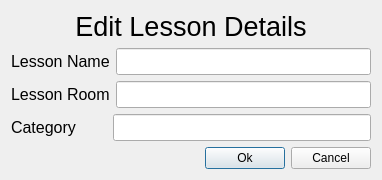
Above: edit_lesson.ui from DamoM73/timetabler2outlook before the change. Below: the same form after it.
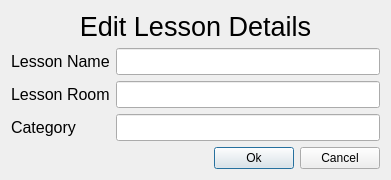
That is the form after the change.

```diff
--- a/edit_lesson.ui
+++ b/edit_lesson.ui
@@ -6,16 +6,14 @@
    <rect>
     <x>0</x>
     <y>0</y>
-    <width>382</width>
-    <height>178</height>
+    <width>391</width>
+    <height>179</height>
    </rect>
   </property>
   <property name="windowTitle">
    <string>Edit Lesson Details</string>
   </property>
-  <layout class="QGridLayout" name="gridLayout">
-   <item row="0" column="0">
-    <layout class="QVBoxLayout" name="verticalLayout">
+  <layout class="QVBoxLayout" name="verticalLayout_3">
      <item>
       <widget class="QLabel" name="label">
        <property name="font">
@@ -34,6 +32,8 @@
      <item>
       <layout class="QHBoxLayout" name="horizontalLayout">
        <item>
+      <layout class="QVBoxLayout" name="verticalLayout_2">
+       <item>
         <widget class="QLabel" name="label_2">
          <property name="font">
           <font>
@@ -46,19 +46,6 @@
         </widget>
        </item>
        <item>
-        <widget class="QLineEdit" name="name_ent">
-         <property name="font">
-          <font>
-           <pointsize>12</pointsize>
-          </font>
-         </property>
-        </widget>
-       </item>
-      </layout>
-     </item>
-     <item>
-      <layout class="QHBoxLayout" name="horizontalLayout_2">
-       <item>
         <widget class="QLabel" name="label_3">
          <property name="font">
           <font>
@@ -71,19 +58,6 @@
         </widget>
        </item>
        <item>
-        <widget class="QLineEdit" name="room_ent">
-         <property name="font">
-          <font>
-           <pointsize>12</pointsize>
-          </font>
-         </property>
-        </widget>
-       </item>
-      </layout>
-     </item>
-     <item>
-      <layout class="QHBoxLayout" name="horizontalLayout_4">
-       <item>
         <widget class="QLabel" name="label_4">
          <property name="font">
           <font>
@@ -95,6 +69,28 @@
          </property>
         </widget>
        </item>
+      </layout>
+     </item>
+     <item>
+      <layout class="QVBoxLayout" name="verticalLayout">
+       <item>
+        <widget class="QLineEdit" name="name_ent">
+         <property name="font">
+          <font>
+           <pointsize>12</pointsize>
+          </font>
+         </property>
+        </widget>
+       </item>
+       <item>
+        <widget class="QLineEdit" name="room_ent">
+         <property name="font">
+          <font>
+           <pointsize>12</pointsize>
+          </font>
+         </property>
+        </widget>
+       </item>
        <item>
         <widget class="QLineEdit" name="category_ent">
          <property name="font">
@@ -106,8 +102,10 @@
        </item>
       </layout>
      </item>
+    </layout>
+   </item>
      <item>
-      <layout class="QHBoxLayout" name="horizontalLayout_3">
+    <layout class="QHBoxLayout" name="horizontalLayout_2">
        <item>
         <spacer name="horizontalSpacer">
          <property name="orientation">
@@ -134,8 +132,6 @@
           <string>Cancel</string>
          </property>
         </widget>
-       </item>
-      </layout>
      </item>
     </layout>
    </item>
```
Lines whose indentation alone changed are shown as unchanged.
